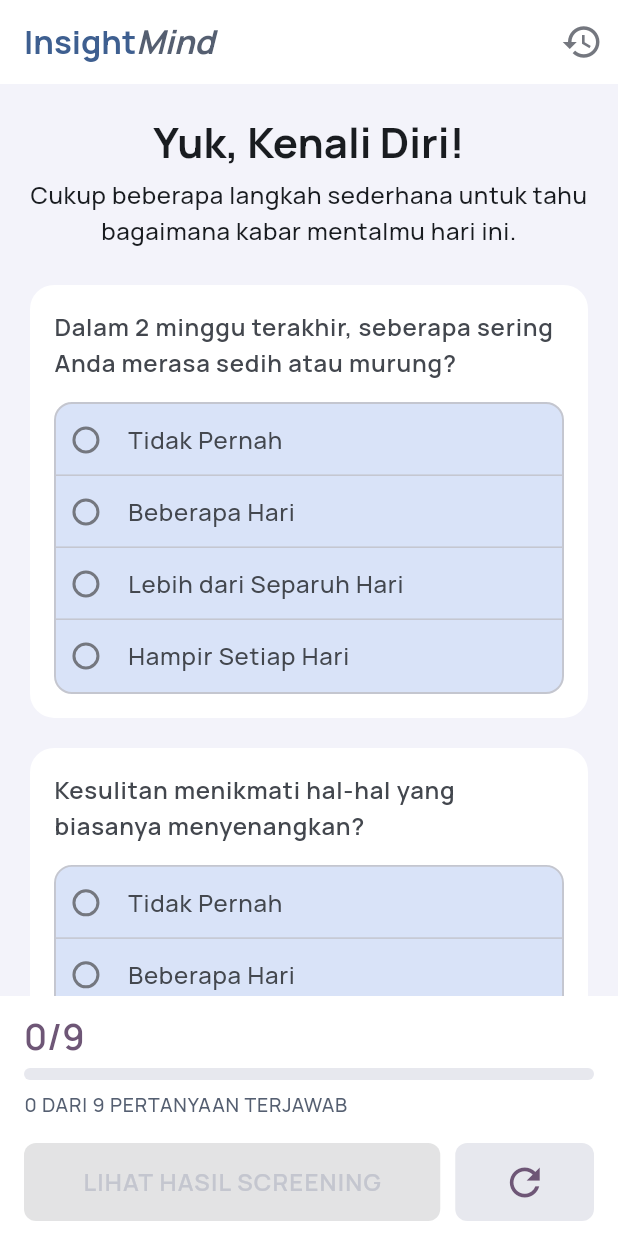
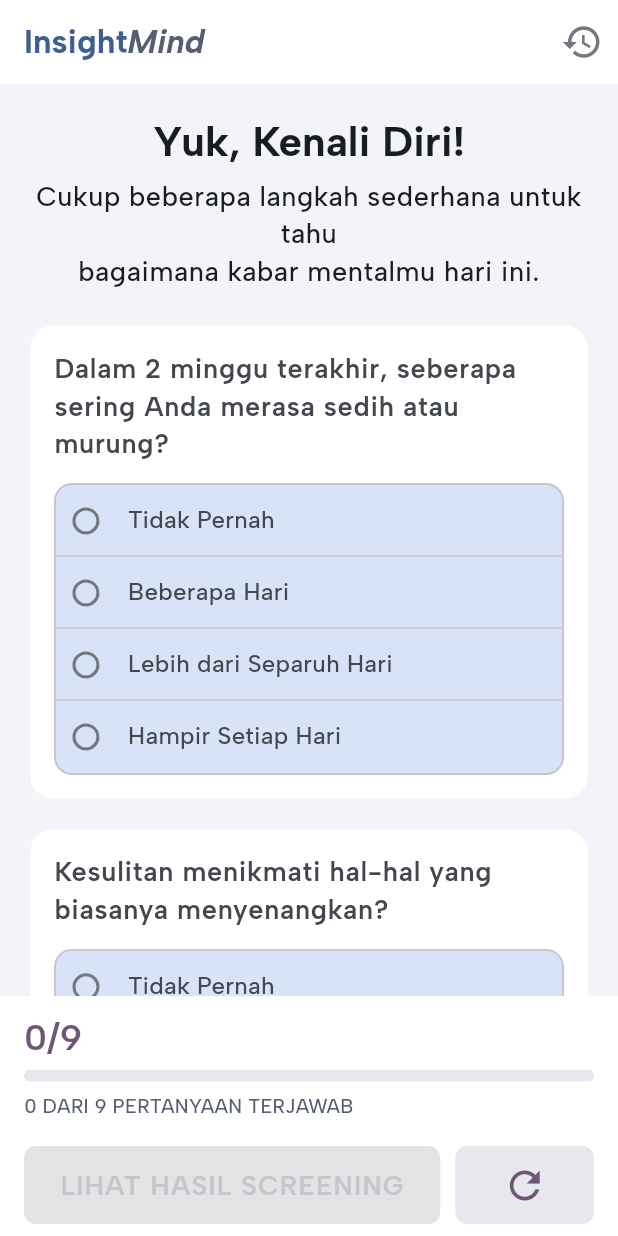
Before and after one commit to Vrynd/Insightmind_apps, a Flutter app: the screen it shows after launch, on a phone screen of 412 x 824 dp. Run offline on Flutter 3.47's test engine with Material 3 defaults, Android fonts, the phone set to English and light mode, and no system bars; our stand-ins replace flutter_riverpod, google_fonts.

Commit message:
Menambahkan konfigurasi font dan color

```diff
--- /dev/null
+++ b/lib/features/insightmind/presentation/themes/font_app.dart
@@ -0,0 +1,121 @@
+import 'package:flutter/material.dart';
+import 'package:google_fonts/google_fonts.dart';
+
+class FontApp {
+  static final TextStyle _baseStyle = GoogleFonts.albertSans();
+
+  /// displayLarge — untuk hero title
+  static TextStyle displayLarge = _baseStyle.copyWith(
+    fontSize: 57,
+    fontWeight: FontWeight.w600,
+    height: 1.1,
+    letterSpacing: -0.5,
+  );
+
+  /// displayMedium — untuk section title besar
+  static TextStyle displayMedium = _baseStyle.copyWith(
+    fontSize: 45,
+    fontWeight: FontWeight.w500,
+    height: 1.15,
+    letterSpacing: -0.25,
+  );
+
+  /// displaySmall — subheading besar
+  static TextStyle displaySmall = _baseStyle.copyWith(
+    fontSize: 36,
+    fontWeight: FontWeight.w500,
+    height: 1.2,
+  );
+
+  /// headlineLarge — judul halaman
+  static TextStyle headlineLarge = _baseStyle.copyWith(
+    fontSize: 32,
+    fontWeight: FontWeight.w600,
+    height: 1.25,
+  );
+
+  /// headlineMedium — subjudul konten
+  static TextStyle headlineMedium = _baseStyle.copyWith(
+    fontSize: 28,
+    fontWeight: FontWeight.w500,
+    height: 1.3,
+  );
+
+  /// headlineSmall — konten heading kecil
+  static TextStyle headlineSmall = _baseStyle.copyWith(
+    fontSize: 24,
+    fontWeight: FontWeight.w500,
+    height: 1.3,
+  );
+
+  /// titleLarge — judul card atau dialog
+  static TextStyle titleLarge = _baseStyle.copyWith(
+    fontSize: 22,
+    fontWeight: FontWeight.w600,
+    height: 1.3,
+  );
+
+  /// titleMedium — subjudul card
+  static TextStyle titleMedium = _baseStyle.copyWith(
+    fontSize: 18,
+    fontWeight: FontWeight.w500,
+    height: 1.4,
+    letterSpacing: 0.1,
+  );
+
+  /// titleSmall — teks heading kecil
+  static TextStyle titleSmall = _baseStyle.copyWith(
+    fontSize: 14,
+    fontWeight: FontWeight.w500,
+    height: 1.4,
+    letterSpacing: 0.1,
+  );
+
+  /// bodyLarge — teks paragraf utama
+  static TextStyle bodyLarge = _baseStyle.copyWith(
+    fontSize: 16,
+    fontWeight: FontWeight.w400,
+    height: 1.6,
+    letterSpacing: 0.2,
+  );
+
+  /// bodyMedium — teks sekunder
+  static TextStyle bodyMedium = _baseStyle.copyWith(
+    fontSize: 14,
+    fontWeight: FontWeight.w400,
+    height: 1.6,
+    letterSpacing: 0.15,
+  );
+
+  /// bodySmall — catatan atau deskripsi kecil
+  static TextStyle bodySmall = _baseStyle.copyWith(
+    fontSize: 12,
+    fontWeight: FontWeight.w400,
+    height: 1.45,
+    letterSpacing: 0.3,
+  );
+
+  /// labelLarge — tombol besar
+  static TextStyle labelLarge = _baseStyle.copyWith(
+    fontSize: 14,
+    fontWeight: FontWeight.w600,
+    height: 1.4,
+    letterSpacing: 0.5,
+  );
+
+  /// labelMedium — tombol kecil, badge
+  static TextStyle labelMedium = _baseStyle.copyWith(
+    fontSize: 12,
+    fontWeight: FontWeight.w600,
+    height: 1.3,
+    letterSpacing: 0.5,
+  );
+
+  /// labelSmall — hint text
+  static TextStyle labelSmall = _baseStyle.copyWith(
+    fontSize: 11,
+    fontWeight: FontWeight.w500,
+    height: 1.2,
+    letterSpacing: 0.4,
+  );
+}
--- /dev/null
+++ b/lib/features/insightmind/presentation/themes/theme_app.dart
@@ -0,0 +1,42 @@
+import 'package:flutter/material.dart';
+import 'package:insightmind_app/features/insightmind/presentation/themes/font_app.dart';
+
+class ThemeApp {
+  static TextTheme get _textTheme {
+    return TextTheme(
+      displayLarge: FontApp.displayLarge,
+      displayMedium: FontApp.displayMedium,
+      displaySmall: FontApp.displaySmall,
+      headlineLarge: FontApp.headlineLarge,
+      headlineMedium: FontApp.headlineMedium,
+      headlineSmall: FontApp.headlineSmall,
+      titleLarge: FontApp.titleLarge,
+      titleMedium: FontApp.titleMedium,
+      titleSmall: FontApp.titleSmall,
+      bodyLarge: FontApp.bodyLarge,
+      bodyMedium: FontApp.bodyMedium,
+      bodySmall: FontApp.bodySmall,
+      labelLarge: FontApp.labelLarge,
+      labelMedium: FontApp.labelMedium,
+      labelSmall: FontApp.labelSmall,
+    );
+  }
+
+  static ThemeData lightTheme = ThemeData(
+    colorScheme: ColorScheme.fromSeed(
+      seedColor: const Color(0xFF3E5F90),
+      brightness: Brightness.light,
+    ),
+    textTheme: _textTheme,
+    useMaterial3: true,
+  );
+
+  static ThemeData darkTheme = ThemeData(
+    colorScheme: ColorScheme.fromSeed(
+      seedColor: const Color(0xFF3E5F90),
+      brightness: Brightness.dark,
+    ),
+    textTheme: _textTheme,
+    useMaterial3: true,
+  );
+}
--- a/lib/src/app.dart
+++ b/lib/src/app.dart
@@ -1,36 +1,18 @@
 import 'package:flutter/material.dart';
-import 'package:google_fonts/google_fonts.dart';
 import 'package:insightmind_app/features/insightmind/presentation/pages/home_pages.dart';
+import 'package:insightmind_app/features/insightmind/presentation/themes/theme_app.dart';
 
 class InsightMindApp extends StatelessWidget {
   const InsightMindApp({super.key});
 
   @override
   Widget build(BuildContext context) {
-    const primaryColor = Color(0xFF3E5F90);
-
     return MaterialApp(
       title: 'InsightMind',
       debugShowCheckedModeBanner: false,
       themeMode: ThemeMode.system,
-      theme: ThemeData(
-        useMaterial3: true,
-        colorScheme: ColorScheme.fromSeed(
-          seedColor: primaryColor,
-          brightness: Brightness.light,
-        ),
-        textTheme: GoogleFonts.manropeTextTheme(),
-      ),
-      darkTheme: ThemeData(
-        useMaterial3: true,
-        colorScheme: ColorScheme.fromSeed(
-          seedColor: primaryColor,
-          brightness: Brightness.dark,
-        ),
-        textTheme: GoogleFonts.manropeTextTheme(
-          ThemeData(brightness: Brightness.dark).textTheme,
-        ),
-      ),
+      theme: ThemeApp.lightTheme,
+      darkTheme: ThemeApp.darkTheme,
       home: const HomePage(),
     );
   }
```
